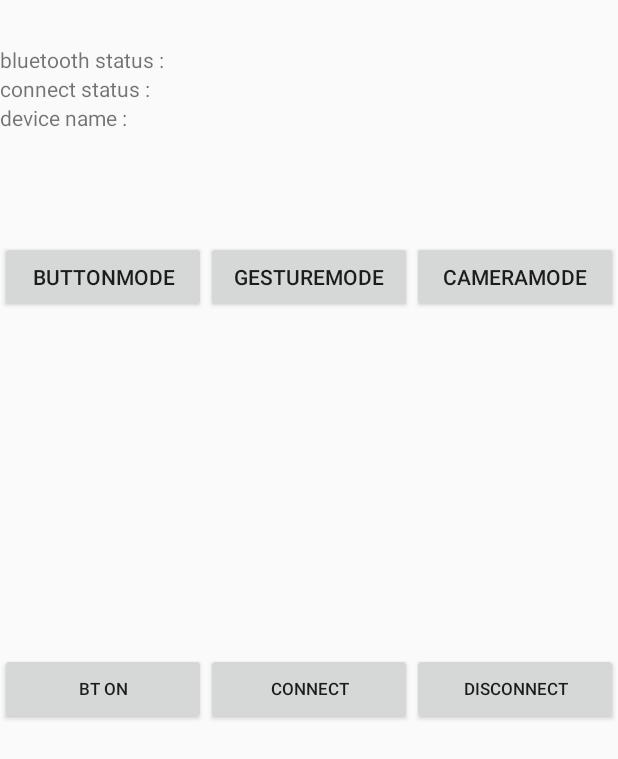
After one commit to woomurf/2018-OpenSource-Project-Robo-Hand, an Android app: the layout btsetting_activity.xml on its own in the app's theme, with its tools: preview values and no code run, on a phone screen of 412 x 824 dp. The commit adds this screen. Shown: the top 759 px of the screen. Run offline under Robolectric (Android 15) with nearby library versions, the phone set to English and light mode, and no system bars.

Commit message:
make btsetting.class

```diff
--- a/Robohand/app/src/main/res/layout/activity_main.xml
+++ b/Robohand/app/src/main/res/layout/activity_main.xml
@@ -35,7 +35,7 @@
 
 
 
-            //tab1
+            <!--   tab1     -->
             <LinearLayout
                 android:layout_width="match_parent"
                 android:layout_height="wrap_content"
--- /dev/null
+++ b/Robohand/app/src/main/res/layout/btsetting_activity.xml
@@ -0,0 +1,134 @@
+<?xml version="1.0" encoding="utf-8"?>
+<LinearLayout
+    xmlns:android="http://schemas.android.com/apk/res/android" android:layout_width="match_parent"
+    android:layout_height="match_parent"
+    android:orientation="vertical">
+
+    <LinearLayout
+        android:layout_width="match_parent"
+        android:layout_height="118dp"
+        android:gravity="center"
+        android:orientation="vertical">
+
+        <LinearLayout
+            android:layout_width="match_parent"
+            android:layout_height="wrap_content"
+            android:orientation="horizontal">
+
+            <TextView
+                android:id="@+id/txt_btStatus"
+                android:layout_width="match_parent"
+                android:layout_height="wrap_content"
+                android:layout_weight="1"
+                android:text="bluetooth status : " />
+
+            <TextView
+                android:id="@+id/edit_btStatus"
+                android:layout_width="match_parent"
+                android:layout_height="wrap_content"
+                android:layout_weight="0.5" />
+        </LinearLayout>
+
+        <LinearLayout
+            android:layout_width="match_parent"
+            android:layout_height="wrap_content"
+            android:orientation="horizontal">
+
+            <TextView
+                android:id="@+id/txt_connectStatus"
+                android:layout_width="match_parent"
+                android:layout_height="wrap_content"
+                android:layout_weight="1"
+                android:text="connect status : " />
+
+            <TextView
+                android:id="@+id/edit_connectStatus"
+                android:layout_width="match_parent"
+                android:layout_height="wrap_content"
+                android:layout_weight="0.5" />
+        </LinearLayout>
+
+        <LinearLayout
+            android:layout_width="match_parent"
+            android:layout_height="wrap_content"
+            android:orientation="horizontal">
+
+            <TextView
+                android:id="@+id/txt_deviceName"
+                android:layout_width="match_parent"
+                android:layout_height="wrap_content"
+                android:layout_weight="1"
+                android:text="device name : " />
+
+            <TextView
+                android:id="@+id/edit_deviceName"
+                android:layout_width="match_parent"
+                android:layout_height="wrap_content"
+                android:layout_weight="0.5" />
+        </LinearLayout>
+    </LinearLayout>
+
+    <LinearLayout
+        android:layout_width="match_parent"
+        android:layout_height="133dp"
+        android:gravity="center"
+        android:orientation="horizontal">
+
+        <Button
+            android:id="@+id/btn_buttonMode"
+            android:layout_width="match_parent"
+            android:layout_height="wrap_content"
+            android:layout_weight="1"
+            android:text="ButtonMode" />
+
+        <Button
+            android:id="@+id/btn_gestureMode"
+            android:layout_width="match_parent"
+            android:layout_height="wrap_content"
+            android:layout_weight="1"
+            android:text="GestureMode" />
+
+        <Button
+            android:id="@+id/btn_cameraMode"
+            android:layout_width="match_parent"
+            android:layout_height="wrap_content"
+            android:layout_weight="1"
+            android:text="CameraMode" />
+
+
+    </LinearLayout>
+
+    <LinearLayout
+        android:layout_width="match_parent"
+        android:layout_height="232dp"
+        android:gravity="bottom"
+        android:orientation="horizontal">
+
+        <Button
+            android:id="@+id/btn_on"
+            android:layout_width="match_parent"
+            android:layout_height="wrap_content"
+            android:layout_weight="1"
+            android:text="BT ON"
+            android:textSize="11dp" />
+
+
+        <Button
+            android:id="@+id/btn_connect"
+            android:layout_width="match_parent"
+            android:layout_height="wrap_content"
+            android:layout_weight="1"
+            android:text="CONNECT"
+            android:textSize="11dp" />
+
+        <Button
+            android:id="@+id/btn_disconnect"
+            android:layout_width="match_parent"
+            android:layout_height="wrap_content"
+            android:layout_weight="1"
+            android:text="DISCONNECT"
+            android:textSize="11dp" />
+
+    </LinearLayout>
+
+</LinearLayout>
```
Also changed, not shown: Robohand/app/src/main/java/com/example/hw/robohand/bluetoothsetting.java (added, +178 -0 lines), Robohand/app/src/main/java/com/example/hw/robohand/robohand.java (added, +34 -0 lines).
